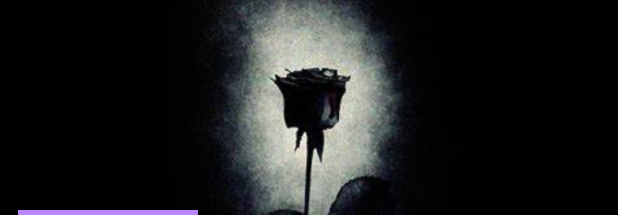
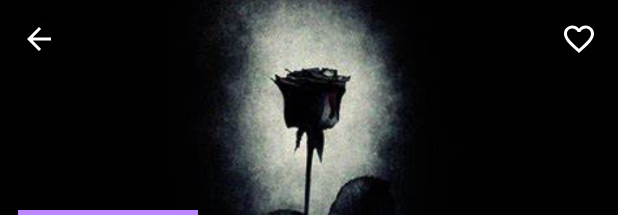
Before and after one commit to SyifaUrRahmi/final-project-mobile, an Android app: the layout activity_detail.xml on its own in the app's theme, with its tools: preview values and no code run, on a phone screen of 412 x 824 dp. Shown: the top 215 px of the screen. Run offline under Robolectric (Android 15) with nearby library versions, the phone set to English and light mode, and no system bars.

Commit message:
Update tampilan detail

```diff
--- a/app/src/main/java/com/example/finalproject/DetailActivity.java
+++ b/app/src/main/java/com/example/finalproject/DetailActivity.java
@@ -13,7 +13,7 @@ import java.text.ParseException;
 import java.text.SimpleDateFormat;
 
 public class DetailActivity extends AppCompatActivity {
-    ImageView back, poster, jenis;
+    ImageView back, poster, jenis, kembali;
     TextView judul, sinopsis, vote, release;
 
     public static final String EXTRA_JENIS = "extra_jenis";
@@ -35,8 +35,12 @@ public class DetailActivity extends AppCompatActivity {
         sinopsis = findViewById(R.id.sinopsis);
         vote = findViewById(R.id.rating);
         release = findViewById(R.id.tanggal);
+        kembali = findViewById(R.id.kembali);
+        jenis = findViewById(R.id.jenis);
 
-        jenis = findViewById(R.id.jenis);
+        kembali.setOnClickListener(view -> {
+            finish();
+        });
 
         String d_jenis = getIntent().getStringExtra(EXTRA_JENIS);
         String d_judul = getIntent().getStringExtra(EXTRA_JUDUL);
--- /dev/null
+++ b/app/src/main/res/drawable/baseline_arrow_back_24.xml
@@ -0,0 +1,5 @@
+<vector android:autoMirrored="true" android:height="24dp"
+    android:tint="#ffffff" android:viewportHeight="24"
+    android:viewportWidth="24" android:width="24dp" xmlns:android="http://schemas.android.com/apk/res/android">
+    <path android:fillColor="@android:color/white" android:pathData="M20,11H7.83l5.59,-5.59L12,4l-8,8 8,8 1.41,-1.41L7.83,13H20v-2z"/>
+</vector>
--- /dev/null
+++ b/app/src/main/res/drawable/baseline_favorite_24.xml
@@ -0,0 +1,5 @@
+<vector android:height="24dp" android:tint="#ffffff"
+    android:viewportHeight="24" android:viewportWidth="24"
+    android:width="24dp" xmlns:android="http://schemas.android.com/apk/res/android">
+    <path android:fillColor="@android:color/white" android:pathData="M12,21.35l-1.45,-1.32C5.4,15.36 2,12.28 2,8.5 2,5.42 4.42,3 7.5,3c1.74,0 3.41,0.81 4.5,2.09C13.09,3.81 14.76,3 16.5,3 19.58,3 22,5.42 22,8.5c0,3.78 -3.4,6.86 -8.55,11.54L12,21.35z"/>
+</vector>
--- /dev/null
+++ b/app/src/main/res/drawable/bg_lingkaran.xml
@@ -0,0 +1,14 @@
+<?xml version="1.0" encoding="utf-8"?>
+<shape xmlns:android="http://schemas.android.com/apk/res/android"
+    android:shape="rectangle">
+    <corners android:radius="1000dp" />
+    <solid android:color="#73000000" />
+    <stroke
+        android:width="2dip"
+        android:color="#000000" />
+    <padding
+        android:bottom="4dp"
+        android:left="4dp"
+        android:right="4dp"
+        android:top="4dp" />
+</shape>
--- a/app/src/main/res/layout/activity_detail.xml
+++ b/app/src/main/res/layout/activity_detail.xml
@@ -95,4 +95,26 @@
             android:layout_height="wrap_content"
             android:textColor="@color/black"/>
     </LinearLayout>
+    <LinearLayout
+        android:layout_width="match_parent"
+        android:layout_height="wrap_content"
+        android:orientation="horizontal"
+        android:padding="10dp">
+        <ImageView
+            android:background="@drawable/bg_lingkaran"
+            android:id="@+id/kembali"
+            android:layout_width="wrap_content"
+            android:layout_height="wrap_content"
+            android:src="@drawable/baseline_arrow_back_24"/>
+        <LinearLayout
+            android:layout_width="match_parent"
+            android:layout_height="wrap_content"
+            android:gravity="end">
+            <ImageView
+                android:background="@drawable/bg_lingkaran"
+                android:layout_width="wrap_content"
+                android:layout_height="wrap_content"
+                android:src="@drawable/baseline_favorite_border_24"/>
+        </LinearLayout>
+    </LinearLayout>
 </RelativeLayout>
```
